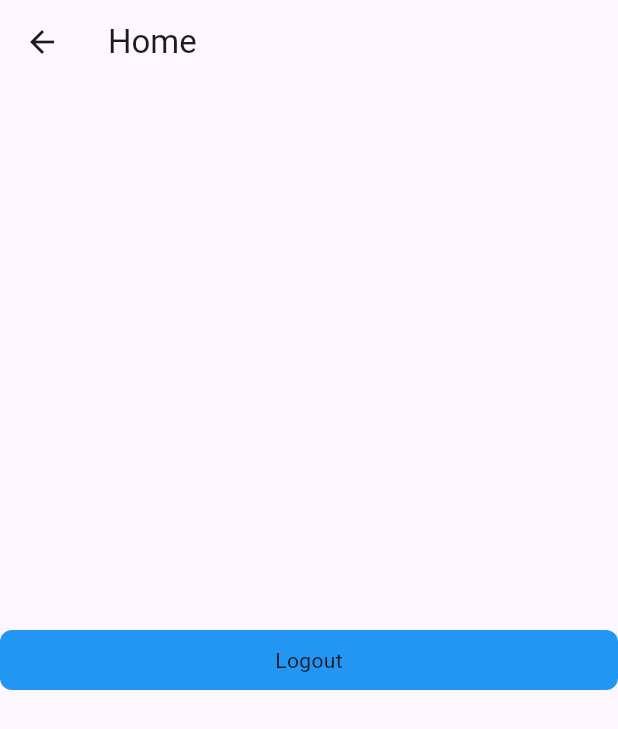
After one commit to GabrielCairesDev/projeto_youtube, a Flutter app: the HomePage screen opened by its route, on a phone screen of 412 x 824 dp. The commit adds this screen. Shown: the top 729 px of the screen. Run offline on Flutter 3.47's test engine with Material 3 defaults, Android fonts, the phone set to English and light mode, and no system bars.

Commit message:
feature: home page e login

```diff
--- /dev/null
+++ b/lib/features/home/controller/home.controller.dart
@@ -0,0 +1,8 @@
+import 'package:flutter/material.dart';
+import 'package:projeto_youtube/core/routes/routes.config.dart';
+
+class HomeController {
+  void onTapButtonLogout(BuildContext context) {
+    Navigator.pushReplacementNamed(context, RoutesConfig.login);
+  }
+}
--- /dev/null
+++ b/lib/features/home/page/home.page.dart
@@ -0,0 +1,23 @@
+import 'package:flutter/material.dart';
+import 'package:projeto_youtube/features/home/controller/home.controller.dart';
+import 'package:projeto_youtube/shared/widgets/button.widget.dart';
+
+class HomePage extends StatelessWidget {
+  const HomePage({super.key});
+
+  @override
+  Widget build(BuildContext context) {
+    final controller = HomeController();
+    return Scaffold(
+      appBar: AppBar(title: Text('Home')),
+      body: Center(
+        child: ButtonWidget(
+          text: 'Logout',
+          onTap: () {
+            controller.onTapButtonLogout(context);
+          },
+        ),
+      ),
+    );
+  }
+}
--- a/lib/features/login/controller/login.controller.dart
+++ b/lib/features/login/controller/login.controller.dart
@@ -5,7 +5,7 @@ class LoginController {
   final emailController = TextEditingController();
   final passController = TextEditingController();
 
-  void onTapButtonLogin() {
+  void onTapButtonLogin(BuildContext context) {
     debugPrint('clicou no botao de login');
     debugPrint('E-mail: ${emailController.text}');
     debugPrint('Senha: ${passController.text}');
@@ -13,6 +13,7 @@ class LoginController {
     if (emailController.text == 'gabriel@exemplo.com' ||
         passController.text == '123456') {
       debugPrint('E-mail e senha corretos');
+      Navigator.pushReplacementNamed(context, RoutesConfig.home);
     } else {
       debugPrint('E-mail e senha errados');
     }
--- a/lib/features/login/page/login.page.dart
+++ b/lib/features/login/page/login.page.dart
@@ -31,7 +31,7 @@ class LoginPage extends StatelessWidget {
             ButtonWidget(
               text: 'Login',
               onTap: () {
-                controller.onTapButtonLogin();
+                controller.onTapButtonLogin(context);
               },
             ),
             ButtonWidget(
```
Also changed, not shown: lib/core/routes/routes.config.dart.
